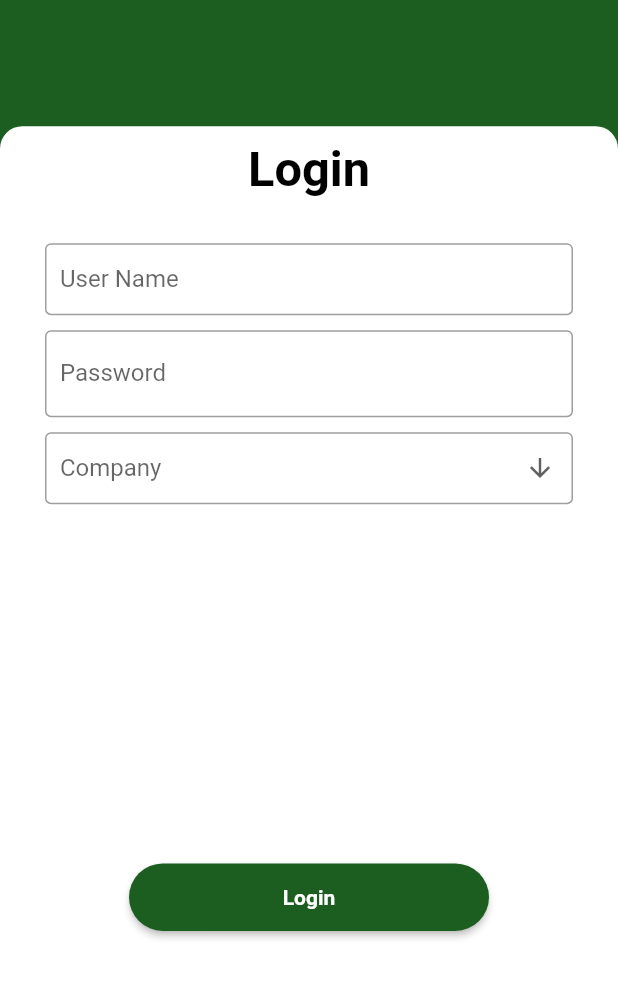
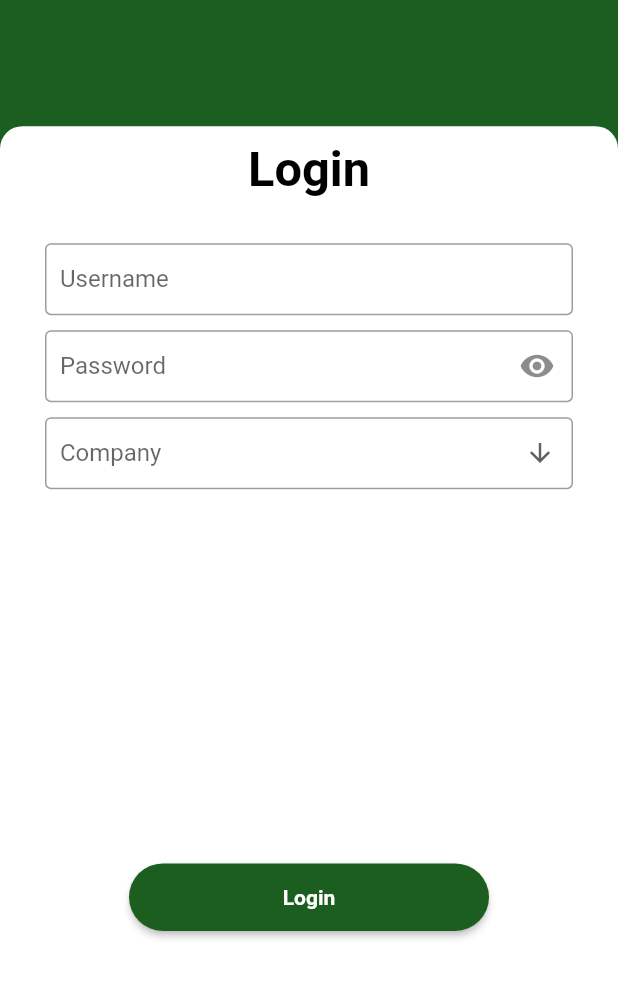
Before and after one commit to ImamWahyuda/sistro, a Flutter app: the screen it shows after launch, on a phone screen of 412 x 824 dp, the part 227-1226 px from its top. Run offline on Flutter 3.47's test engine with Material 2 defaults, Android fonts, the phone set to English and light mode, and no system bars; our stand-ins replace splashscreen.

Commit message:
password tweak

```diff
--- a/lib/screen/login.dart
+++ b/lib/screen/login.dart
@@ -87,7 +87,7 @@ class LoginPageState extends State<login> {
                             decoration: InputDecoration(
                                 border: OutlineInputBorder(),
                                 contentPadding: EdgeInsets.symmetric(vertical: 5, horizontal: 10),
-                                labelText: 'User Name',
+                                labelText: 'Username',
                                 hintText: 'Enter valid email'),
                           ),
                           SizedBox(
@@ -101,7 +101,7 @@ class LoginPageState extends State<login> {
                                 border: OutlineInputBorder(),
                                 labelText: 'Password',
                                 hintText: 'Enter your secure password',
-                                suffix: IconButton(
+                                suffixIcon: IconButton(
                                     onPressed: () {
                                       //add Icon button at end of TextField
                                       setState(() {
@@ -134,7 +134,9 @@ class LoginPageState extends State<login> {
                             elevation: 16,
                             isExpanded: true,
                             iconSize: 20.0,
-                            style: const TextStyle(color: Colors.black),
+                            style: const TextStyle(
+                              color: Colors.black54,
+                            ),
                             onChanged: (String? newValue) {
                               setState(() {
                                 dropdownValue = newValue!;
```
